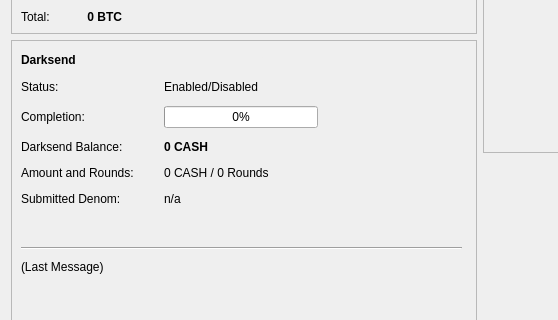
Above: src/qt/forms/overviewpage.ui from jbelke/epay before the change; both pictures show x 0 to 558 and y 150 to 470 of the 960 by 585 pixel window. Below: the same form after it.
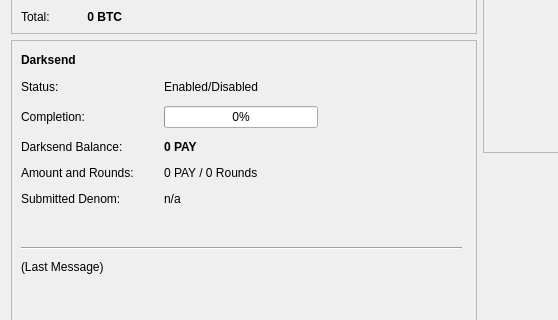
That is the form after the change.

Diff of the .ui file:
```diff
--- a/src/qt/forms/overviewpage.ui
+++ b/src/qt/forms/overviewpage.ui
@@ -346,7 +346,7 @@
               </font>
              </property>
              <property name="text">
-              <string>0 CASH</string>
+              <string>0 PAY</string>
              </property>
             </widget>
            </item>
@@ -360,7 +360,7 @@
            <item row="3" column="1">
             <widget class="QLabel" name="labelAmountRounds">
              <property name="text">
-              <string>0 CASH / 0 Rounds</string>
+              <string>0 PAY / 0 Rounds</string>
              </property>
             </widget>
            </item>
```
